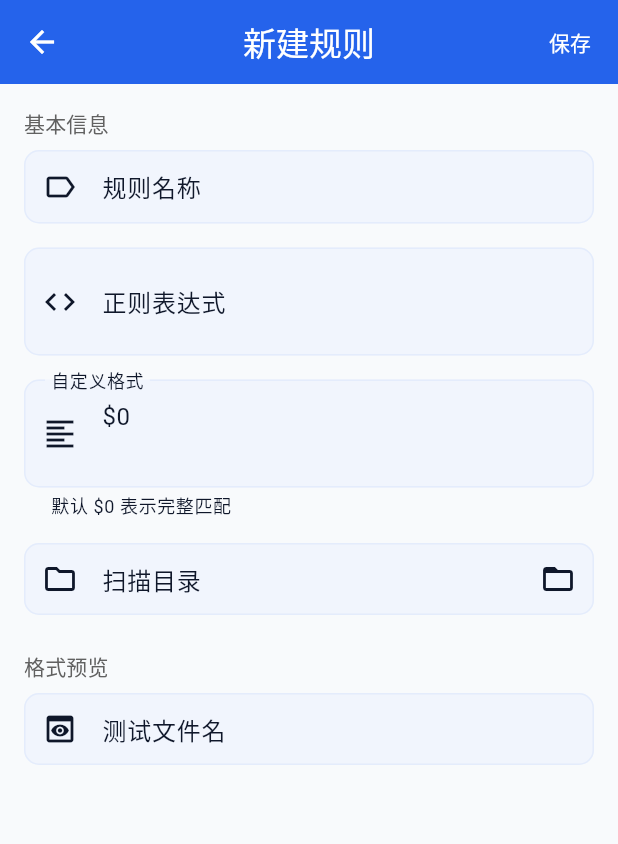
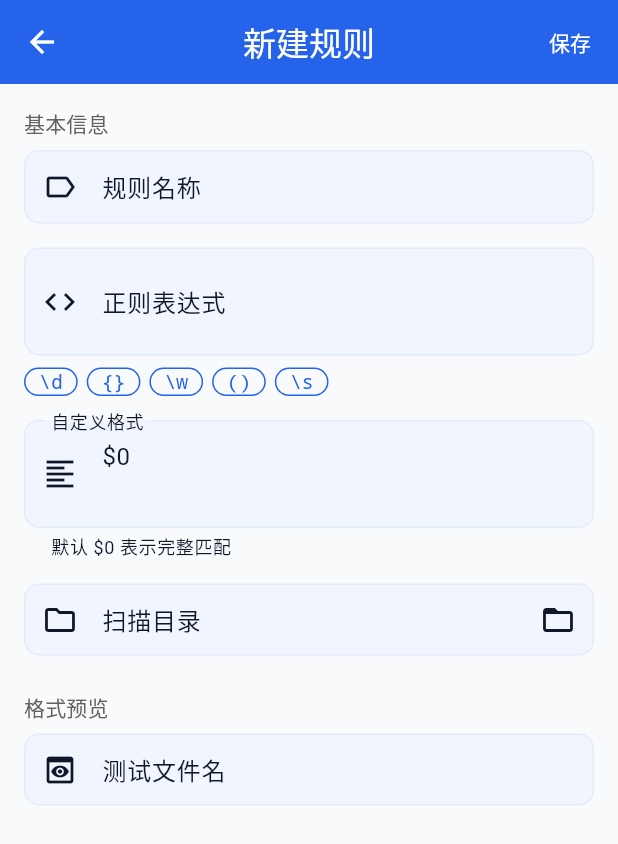
Before and after one commit to hongdiu/easy-memory, a Flutter app: the screen it shows after launch, after a tap on the "add" icon, on a phone screen of 412 x 824 dp. Shown: the top 844 px of the screen. Run offline on Flutter 3.47's test engine with Material 3 defaults, Android fonts, the phone set to English and light mode, and no system bars; our stand-ins replace file_picker, permission_handler, shelf, sqflite_common_ffi; missing offline and left inert: saf, shelf_router, sm_crypto; accounts and stored records are empty.

```diff
--- a/lib/pages/global_query_page.dart
+++ b/lib/pages/global_query_page.dart
@@ -126,7 +126,7 @@ class _GlobalQueryPageState extends State<GlobalQueryPage> {
       child: TextField(
         controller: _searchController,
         decoration: InputDecoration(
-          hintText: '输入匹配项值搜索（如 001@HAPPY）',
+          hintText: '输入匹配项搜索',
           prefixIcon: const Icon(Icons.search),
           suffixIcon: _searchController.text.isNotEmpty
               ? IconButton(
--- a/lib/pages/rule_edit_page.dart
+++ b/lib/pages/rule_edit_page.dart
@@ -245,6 +245,34 @@ class _RuleEditPageState extends State<RuleEditPage> {
                 return null;
               },
             ),
+            const SizedBox(height: 8),
+            // Quick regex token buttons
+            Wrap(
+              spacing: 6,
+              runSpacing: 6,
+              children: [
+                '\\d', '{}', '\\w', '()', '\\s',
+              ].map((token) => OutlinedButton(
+                onPressed: () {
+                  final idx = _regexController.selection.baseOffset;
+                  final text = _regexController.text;
+                  if (idx >= 0 && idx <= text.length) {
+                    final newText = '${text.substring(0, idx)}$token${text.substring(idx)}';
+                    _regexController.text = newText;
+                    _regexController.selection = TextSelection.collapsed(offset: idx + token.length);
+                  } else {
+                    _regexController.text = text + token;
+                  }
+                },
+                style: OutlinedButton.styleFrom(
+                  padding: const EdgeInsets.symmetric(horizontal: 10, vertical: 4),
+                  minimumSize: Size.zero,
+                  tapTargetSize: MaterialTapTargetSize.shrinkWrap,
+                  visualDensity: VisualDensity.compact,
+                ),
+                child: Text(token, style: const TextStyle(fontFamily: 'monospace', fontSize: 13)),
+              )).toList(),
+            ),
             const SizedBox(height: 16),
             TextFormField(
               controller: _formatController,
```
